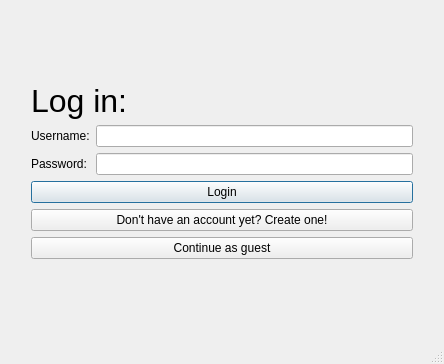
Old version of the form client/src/mainwindow.ui in the repository Dargoswwwe/smc-library.
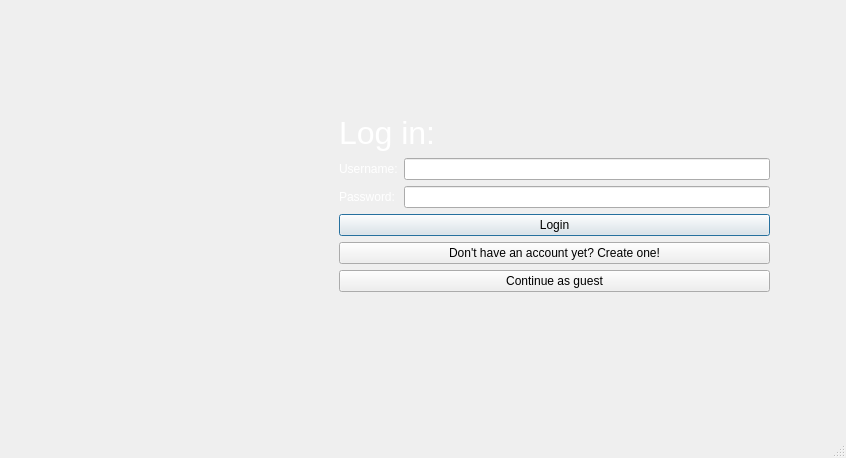
New version of the form. The open tabs and pages were chosen to show the change. Icons and pictures are not drawn.

Diff of the .ui file:
```diff
--- a/client/src/mainwindow.ui
+++ b/client/src/mainwindow.ui
@@ -6,14 +6,17 @@
    <rect>
     <x>0</x>
     <y>0</y>
-    <width>444</width>
-    <height>364</height>
+    <width>846</width>
+    <height>458</height>
    </rect>
   </property>
   <property name="windowTitle">
    <string>MainWindow</string>
   </property>
   <widget class="QWidget" name="centralwidget">
+   <property name="styleSheet">
+    <string notr="true"/>
+   </property>
    <layout class="QVBoxLayout" name="verticalLayout_2">
     <item>
      <widget class="QStackedWidget" name="stackedWidget">
@@ -27,9 +30,18 @@
        <number>3</number>
       </property>
       <widget class="QWidget" name="pageLogin">
-       <layout class="QGridLayout" name="gridLayout">
-        <item row="0" column="0">
+       <property name="styleSheet">
+        <string notr="true"/>
+       </property>
          <widget class="QFrame" name="frame">
+        <property name="geometry">
+         <rect>
+          <x>476</x>
+          <y>11</y>
+          <width>400</width>
+          <height>371</height>
+         </rect>
+        </property>
           <property name="minimumSize">
            <size>
             <width>400</width>
@@ -42,16 +54,56 @@
             <height>16777215</height>
            </size>
           </property>
-          <layout class="QHBoxLayout" name="horizontalLayout_2">
-           <item>
+        <layout class="QHBoxLayout" name="horizontalLayout_2"/>
+       </widget>
+       <widget class="QLabel" name="label_login_image">
+        <property name="geometry">
+         <rect>
+          <x>60</x>
+          <y>100</y>
+          <width>231</width>
+          <height>231</height>
+         </rect>
+        </property>
+        <property name="text">
+         <string/>
+        </property>
+        <property name="pixmap">
+         <pixmap resource="../resources.qrc">:/images_resources/images/login.jpg</pixmap>
+        </property>
+        <property name="scaledContents">
+         <bool>true</bool>
+        </property>
+       </widget>
+       <widget class="QWidget" name="layoutWidget">
+        <property name="geometry">
+         <rect>
+          <x>330</x>
+          <y>20</y>
+          <width>431</width>
+          <height>349</height>
+         </rect>
+        </property>
             <layout class="QFormLayout" name="formLogin">
              <property name="formAlignment">
               <set>Qt::AlignLeading|Qt::AlignLeft|Qt::AlignVCenter</set>
              </property>
+         <item row="0" column="0" colspan="2">
+          <widget class="QLabel" name="labelLogin">
+           <property name="font">
+            <font>
+             <pointsize>24</pointsize>
+            </font>
+           </property>
+           <property name="text">
+            <string>&lt;html&gt;&lt;head/&gt;&lt;body&gt;&lt;p&gt;&lt;span style=&quot; color:#ffffff;&quot;&gt;Log in:&lt;/span&gt;&lt;/p&gt;&lt;/body&gt;&lt;/html&gt;</string>
+           </property>
+          </widget>
+         </item>
              <item row="1" column="0">
               <widget class="QLabel" name="labelLoginUsername">
                <property name="text">
-                <string>Username:</string>
+            <string>&lt;html&gt;&lt;head/&gt;&lt;body&gt;&lt;p&gt;&lt;span style=&quot; color:#ffffff;&quot;&gt;Username:&lt;/span&gt;&lt;/p&gt;&lt;/body&gt;&lt;/html&gt;</string>
                </property>
               </widget>
              </item>
@@ -61,7 +113,7 @@
              <item row="2" column="0">
               <widget class="QLabel" name="labelLoginPassword">
                <property name="text">
-                <string>Password:</string>
+            <string>&lt;html&gt;&lt;head/&gt;&lt;body&gt;&lt;p&gt;&lt;span style=&quot; color:#ffffff;&quot;&gt;Password:&lt;/span&gt;&lt;/p&gt;&lt;/body&gt;&lt;/html&gt;</string>
                </property>
               </widget>
              </item>
@@ -85,18 +137,6 @@
                </property>
               </widget>
              </item>
-             <item row="0" column="0" colspan="2">
-              <widget class="QLabel" name="labelLogin">
-               <property name="font">
-                <font>
-                 <pointsize>24</pointsize>
-                </font>
-               </property>
-               <property name="text">
-                <string>Log in:</string>
-               </property>
-              </widget>
-             </item>
              <item row="4" column="0" colspan="2">
               <widget class="QPushButton" name="buttonRegisterInstead">
                <property name="text">
@@ -112,11 +152,7 @@
               </widget>
              </item>
             </layout>
-           </item>
-          </layout>
-         </widget>
-        </item>
-       </layout>
+       </widget>
       </widget>
       <widget class="QWidget" name="pageRegister">
        <layout class="QGridLayout" name="gridLayout_2">
```
Left out of the diff: 33 changed lines with no effect on the pictures. Lines whose indentation alone changed are shown as unchanged.
